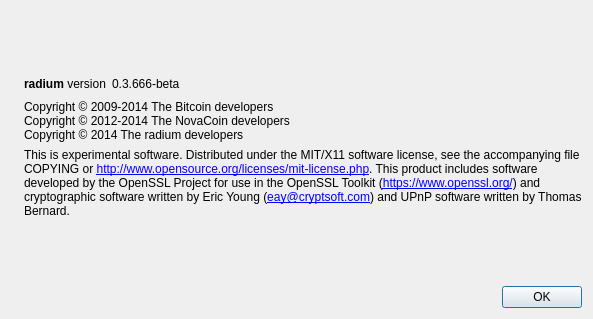
This is src/qt/forms/aboutdialog.ui in tm2013/Radium as Qt 5 draws it before an edit. The edited form follows.
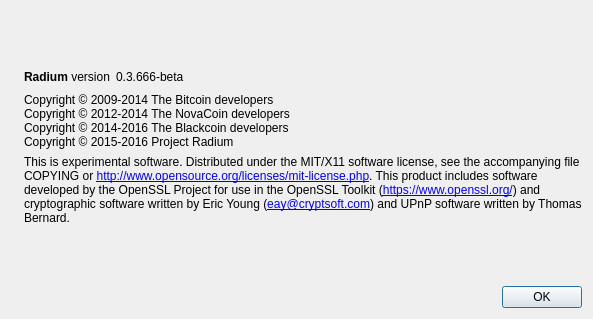
This is the edited form. Icons and pictures are not drawn.

Diff of the .ui file:
```diff
--- a/src/qt/forms/aboutdialog.ui
+++ b/src/qt/forms/aboutdialog.ui
@@ -50,7 +50,7 @@
           <cursorShape>IBeamCursor</cursorShape>
          </property>
          <property name="text">
-          <string>&lt;b&gt;radium&lt;/b&gt; version</string>
+          <string>&lt;html&gt;&lt;head/&gt;&lt;body&gt;&lt;p&gt;&lt;span style=&quot; font-weight:600;&quot;&gt;Radium&lt;/span&gt; version&lt;/p&gt;&lt;/body&gt;&lt;/html&gt;</string>
          </property>
          <property name="textInteractionFlags">
           <set>Qt::LinksAccessibleByMouse|Qt::TextSelectableByKeyboard|Qt::TextSelectableByMouse</set>
@@ -93,7 +93,8 @@
        <property name="text">
         <string>Copyright © 2009-2014 The Bitcoin developers
 Copyright © 2012-2014 The NovaCoin developers
-Copyright © 2014 The radium developers</string>
+Copyright © 2014-2016 The Blackcoin developers
+Copyright © 2015-2016 Project Radium</string>
        </property>
        <property name="textInteractionFlags">
         <set>Qt::LinksAccessibleByMouse|Qt::TextSelectableByKeyboard|Qt::TextSelectableByMouse</set>
```
